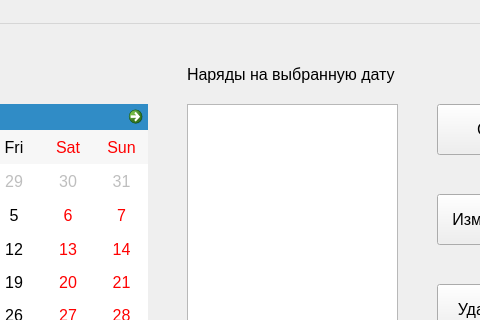
The window that ui/Orders.ui (Andrew007Serednev/DenyDesktopApp) describes before a commit, drawn with Qt 5; both pictures show x 323 to 803 and y 0 to 320 of the 1039 by 900 pixel window.
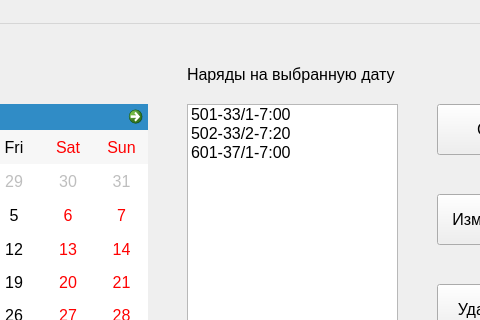
The same window after the commit. Icons and pictures are not drawn.

Commit message: Drivers actions new. Check Orders and OrderUnitui UIs

```diff
--- a/ui/Orders.ui
+++ b/ui/Orders.ui
@@ -37,6 +37,21 @@
       <height>751</height>
      </rect>
     </property>
+    <item>
+     <property name="text">
+      <string>501-33/1-7:00</string>
+     </property>
+    </item>
+    <item>
+     <property name="text">
+      <string>502-33/2-7:20</string>
+     </property>
+    </item>
+    <item>
+     <property name="text">
+      <string>601-37/1-7:00</string>
+     </property>
+    </item>
    </widget>
    <widget class="QPushButton" name="orderCreateButton">
     <property name="geometry">
```
The commit also changes 4 other files.
